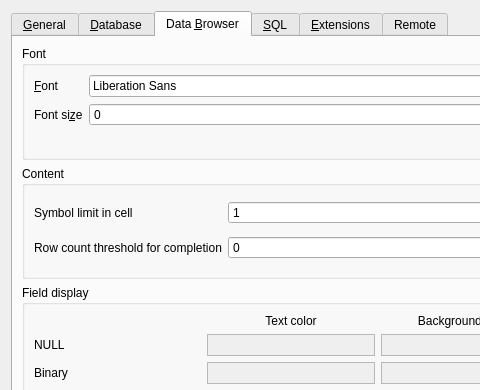
Before: the Qt Designer form src/PreferencesDialog.ui in sqlitebrowser/sqlitebrowser, drawn with Qt 5; both pictures show x 0 to 480 and y 0 to 390 of the 755 by 594 pixel window.
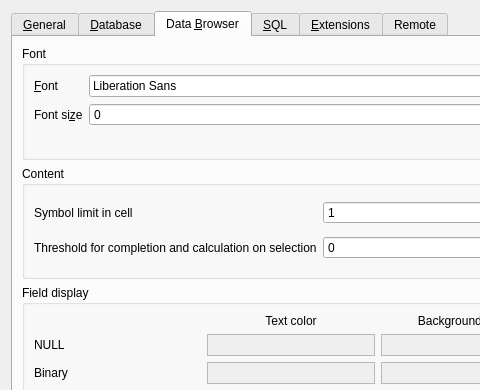
After: the same form once the commit is applied. The open tabs and pages were chosen to show the change. Icons and pictures are not drawn. Custom widgets are drawn as their Qt base class.

Commit message:
Show info in status bar when a selection is made in Data Browser
When a selection is made in the Data Browser, the status bar shows:
number of rows, number of columns, sum and average of numeric values (other
data types count as 0) in the selection.

For avoiding expensive computations when the selection is very big
(selecting all cells or an entire column) the threshold setting for the
completion is reused.

This was inspired by #1791, but does not implement the proposed feature.

```diff
--- a/src/PreferencesDialog.ui
+++ b/src/PreferencesDialog.ui
@@ -812,7 +812,7 @@
             <item row="1" column="0">
              <widget class="QLabel" name="labelCompleteThreshold">
               <property name="text">
-               <string>Row count threshold for completion</string>
+               <string>Threshold for completion and calculation on selection</string>
               </property>
               <property name="buddy">
                <cstring>spinCompleteThreshold</cstring>
```
Left out of the diff: 6 changed lines with no effect on the pictures. The commit also changes 1 other file.
